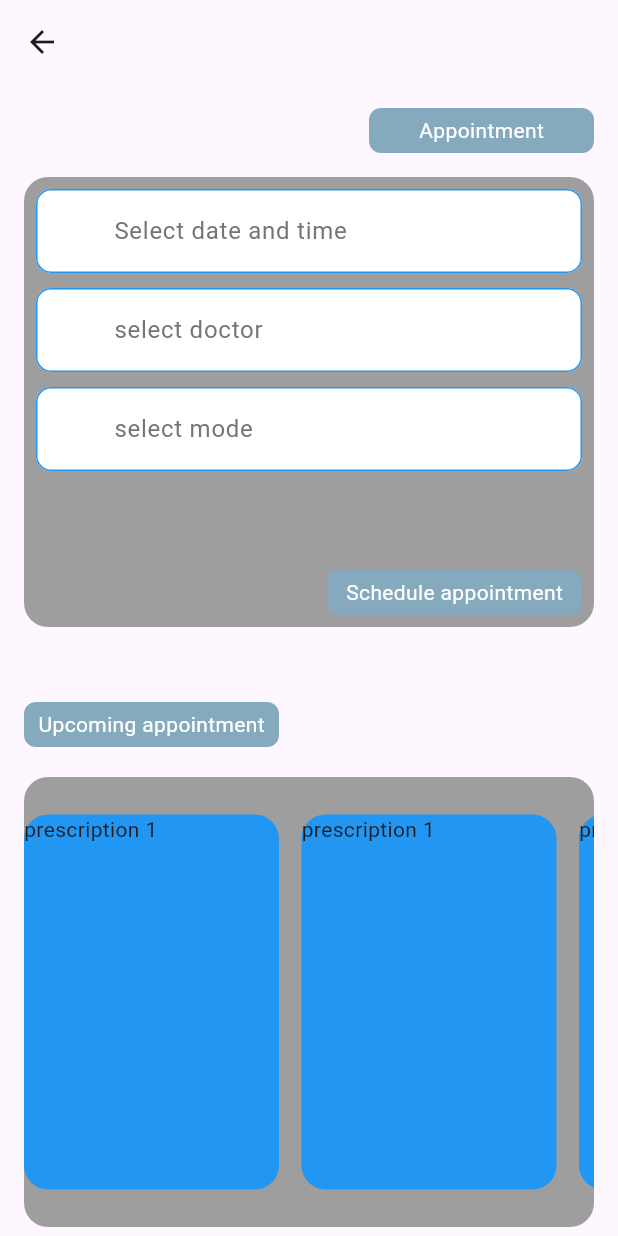
After one commit to masiDaniel/final_year_project, a Flutter app: the AppointmentsPage screen opened by its route, on a phone screen of 412 x 824 dp. The commit adds this screen. Run offline on Flutter 3.47's test engine with Material 3 defaults, Android fonts, the phone set to English and light mode, and no system bars; our stand-ins replace table_calendar.

Commit message:
first track of the doctors side of the application

```diff
--- a/AdhereMed/adhere_med_frontend/lib/main.dart
+++ b/AdhereMed/adhere_med_frontend/lib/main.dart
@@ -1,4 +1,6 @@
+import 'package:adhere_med_frontend/screens/appointments_page.dart';
 import 'package:adhere_med_frontend/screens/calender_screen.dart';
+import 'package:adhere_med_frontend/screens/doctors_home_page.dart';
 import 'package:adhere_med_frontend/screens/home_page.dart';
 import 'package:adhere_med_frontend/screens/medications_page.dart';
 import 'package:adhere_med_frontend/screens/notifications.dart';
@@ -35,6 +37,8 @@ class MyApp extends StatelessWidget {
         '/prescription_page': (context) => PrescriptionPage(),
         '/medication_page': (context) => MedicationsPage(),
         '/calender_page': (context) => CalendarScreen(),
+        '/appointment_page': (context) => AppointmentsPage(),
+        '/doctors_home_page': (context) => DoctorsHomePage(),
       },
     );
   }
--- /dev/null
+++ b/AdhereMed/adhere_med_frontend/lib/screens/appointments_page.dart
@@ -0,0 +1,256 @@
+import 'package:adhere_med_frontend/components/custom_input_field.dart';
+import 'package:flutter/material.dart';
+
+class AppointmentsPage extends StatefulWidget {
+  const AppointmentsPage({super.key});
+
+  @override
+  State<AppointmentsPage> createState() => _AppointmentsPageState();
+}
+
+class _AppointmentsPageState extends State<AppointmentsPage> {
+  final TextEditingController dateTimeController = TextEditingController();
+  final TextEditingController doctorController = TextEditingController();
+  final TextEditingController modeController = TextEditingController();
+  @override
+  Widget build(BuildContext context) {
+    return Scaffold(
+      appBar: AppBar(),
+      body: SingleChildScrollView(
+        child: Padding(
+          padding: const EdgeInsets.all(16.0),
+          child: Column(
+            crossAxisAlignment: CrossAxisAlignment.start,
+            children: [
+              Row(
+                mainAxisAlignment: MainAxisAlignment.end,
+                children: [
+                  Container(
+                    height: 30,
+                    width: 150,
+                    decoration: BoxDecoration(
+                      color: const Color(0xFF85A9BD),
+                      borderRadius: BorderRadius.circular(8),
+                    ),
+                    child: const Center(
+                      child: Text(
+                        "Appointment",
+                        style: TextStyle(color: Colors.white),
+                      ),
+                    ),
+                  ),
+                ],
+              ),
+              const SizedBox(height: 16),
+              Container(
+                height: 300,
+                width: double.infinity,
+                decoration: BoxDecoration(
+                  color: Colors.grey,
+                  borderRadius: BorderRadius.circular(16),
+                ),
+                child: Padding(
+                  padding: const EdgeInsets.all(8.0),
+                  child: Column(
+                    children: [
+                      CustomTextField(
+                        controller: dateTimeController,
+                        hintText: "Select date and time",
+                        onTap: () async {
+                          DateTime? pickedDate = await showDatePicker(
+                            context: context,
+                            initialDate: DateTime.now(),
+                            firstDate: DateTime(2020),
+                            lastDate: DateTime(2030),
+                          );
+
+                          if (pickedDate != null) {
+                            TimeOfDay? pickedTime = await showTimePicker(
+                              context: context,
+                              initialTime: TimeOfDay.now(),
+                            );
+
+                            if (pickedTime != null) {
+                              final fullDateTime = DateTime(
+                                pickedDate.year,
+                                pickedDate.month,
+                                pickedDate.day,
+                                pickedTime.hour,
+                                pickedTime.minute,
+                              );
+                              dateTimeController.text = fullDateTime.toString();
+                            }
+                          }
+                        },
+                      ),
+                      const SizedBox(height: 10),
+                      CustomTextField(
+                        controller: doctorController,
+                        hintText: "select doctor",
+                        onTap: () async {
+                          final doctors = [
+                            "Dr. John Doe",
+                            "Dr. Smith",
+                            "Dr. Jane",
+                          ];
+                          final selected = await showDialog<String>(
+                            context: context,
+                            builder:
+                                (context) => SimpleDialog(
+                                  title: Text("Select Doctor"),
+                                  children:
+                                      doctors.map((doctor) {
+                                        return SimpleDialogOption(
+                                          child: Text(doctor),
+                                          onPressed:
+                                              () => Navigator.pop(
+                                                context,
+                                                doctor,
+                                              ),
+                                        );
+                                      }).toList(),
+                                ),
+                          );
+                          if (selected != null) {
+                            doctorController.text = selected;
+                          }
+                        },
+                      ),
+                      const SizedBox(height: 10),
+                      CustomTextField(
+                        controller: modeController,
+                        hintText: "select mode",
+                        onTap: () async {
+                          final modes = ["Physical", "Virtual", "Phone Call"];
+                          final selected = await showModalBottomSheet<String>(
+                            context: context,
+                            builder:
+                                (context) => ListView(
+                                  children:
+                                      modes.map((mode) {
+                                        return ListTile(
+                                          title: Text(mode),
+                                          onTap:
+                                              () =>
+                                                  Navigator.pop(context, mode),
+                                        );
+                                      }).toList(),
+                                ),
+                          );
+                          if (selected != null) {
+                            modeController.text = selected;
+                          }
+                        },
+                      ),
+
+                      Spacer(),
+
+                      Row(
+                        mainAxisAlignment: MainAxisAlignment.end,
+                        children: [
+                          Container(
+                            height: 30,
+                            width: 170,
+                            decoration: BoxDecoration(
+                              color: const Color(0xFF85A9BD),
+                              borderRadius: BorderRadius.circular(8),
+                            ),
+                            child: const Center(
+                              child: Text(
+                                "Schedule appointment",
+                                style: TextStyle(color: Colors.white),
+                              ),
+                            ),
+                          ),
+                        ],
+                      ),
+                    ],
+                  ),
+                ),
+              ),
+
+              SizedBox(height: 50),
+
+              Row(
+                mainAxisAlignment: MainAxisAlignment.start,
+                children: [
+                  Container(
+                    height: 30,
+                    width: 170,
+                    decoration: BoxDecoration(
+                      color: const Color(0xFF85A9BD),
+                      borderRadius: BorderRadius.circular(8),
+                    ),
+                    child: const Center(
+                      child: Text(
+                        "Upcoming appointment",
+                        style: TextStyle(color: Colors.white),
+                      ),
+                    ),
+                  ),
+                ],
+              ),
+
+              SizedBox(height: 20),
+
+              Container(
+                height: 300,
+                width: double.infinity,
+                decoration: BoxDecoration(
+                  color: Colors.grey,
+                  borderRadius: BorderRadius.circular(16),
+                ),
+                child: SingleChildScrollView(
+                  scrollDirection: Axis.horizontal,
+                  child: Row(
+                    children: [
+                      Container(
+                        height: 250,
+                        width: 170,
+                        decoration: BoxDecoration(
+                          color: Colors.blue,
+                          borderRadius: BorderRadius.circular(16),
+                        ),
+                        child: Text("prescription 1"),
+                      ),
+                      const SizedBox(width: 15),
+                      Container(
+                        height: 250,
+                        width: 170,
+                        decoration: BoxDecoration(
+                          color: Colors.blue,
+                          borderRadius: BorderRadius.circular(16),
+                        ),
+                        child: Text("prescription 1"),
+                      ),
+                      const SizedBox(width: 15),
+                      Container(
+                        height: 250,
+                        width: 170,
+                        decoration: BoxDecoration(
+                          color: Colors.blue,
+                          borderRadius: BorderRadius.circular(16),
+                        ),
+                        child: Text("prescription 1"),
+                      ),
+                      const SizedBox(width: 15),
+                      Container(
+                        height: 250,
+                        width: 170,
+                        decoration: BoxDecoration(
+                          color: Colors.blue,
+                          borderRadius: BorderRadius.circular(16),
+                        ),
+                        child: Text("prescription 1"),
+                      ),
+                    ],
+                  ),
+                ),
+              ),
+            ],
+          ),
+        ),
+      ),
+    );
+  }
+}
```
Also changed, not shown: AdhereMed/adhere_med_frontend/lib/screens/doctors_home_page.dart (added, +262 -0 lines), AdhereMed/adhere_med_frontend/lib/screens/home_page.dart (+13 -1 lines).
